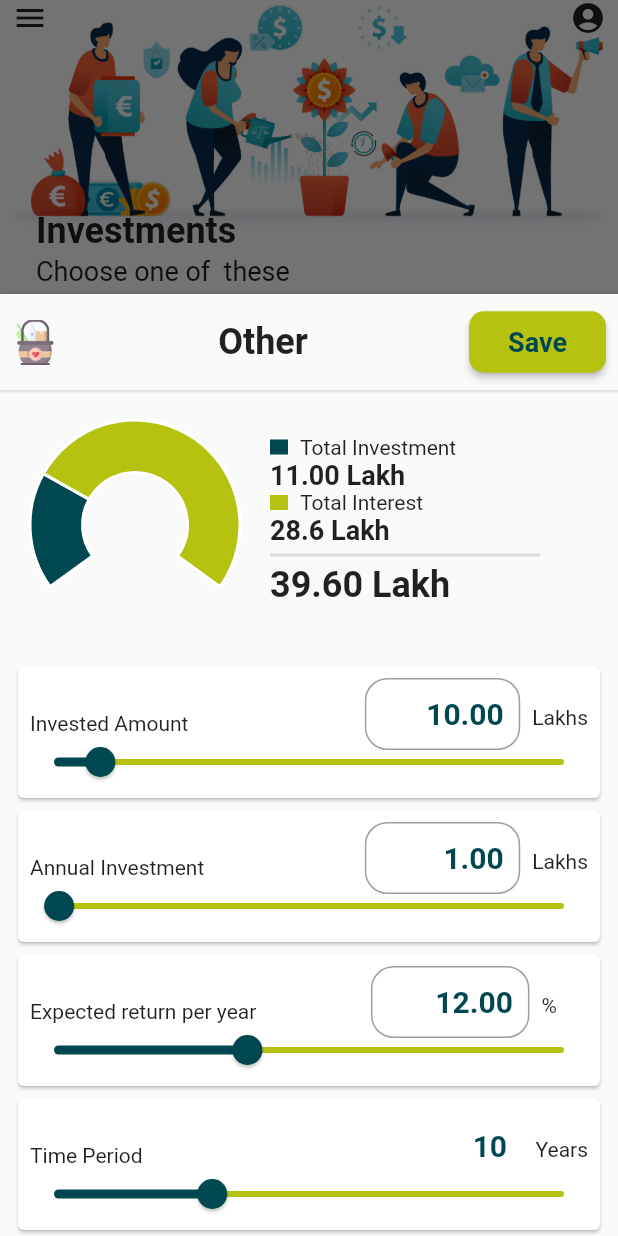
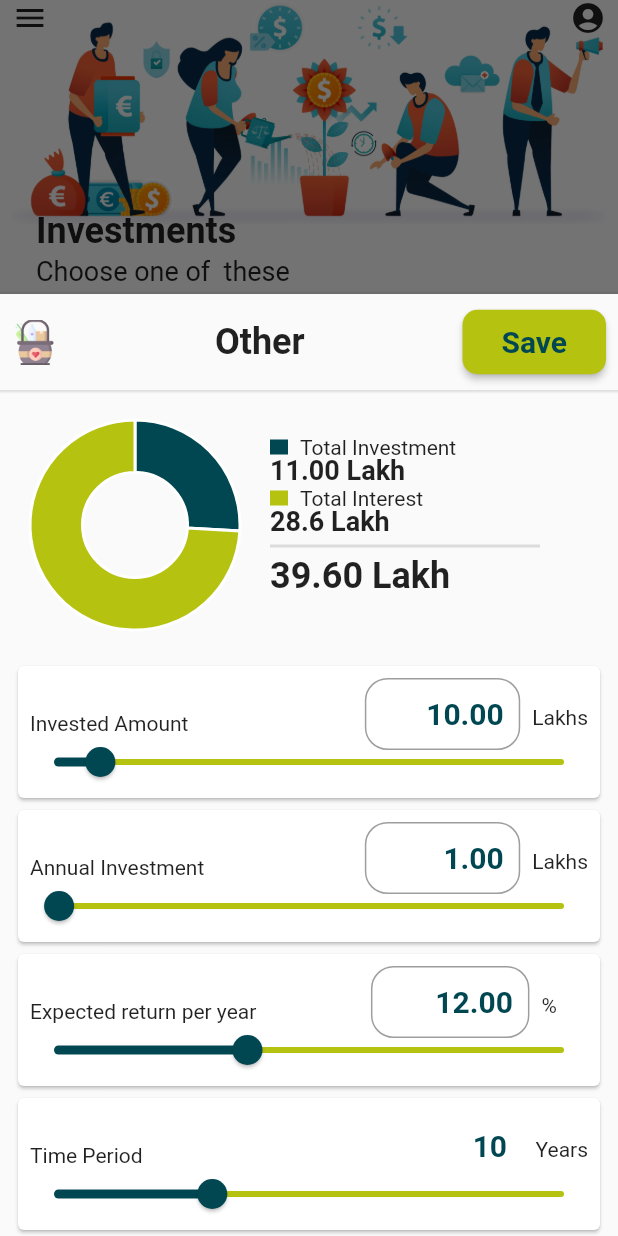
Before and after one commit to DRcollab/Dhanrashi_Source, a Flutter app: the InvestmentInputScreen screen opened directly with empty values, scrolled down 183 dp, after a tap on "Others", on a phone screen of 412 x 824 dp. Run offline on Flutter 3.47's test engine with Material 2 defaults, Android fonts, the phone set to English and light mode, and no system bars; our stand-ins replace charts_flutter, cloud_firestore, firebase_auth, firebase_core, flutter_svg, fluttertoast and 3 more; missing offline and left inert: flutter_rounded_date_picker, loading_gifs, matrix2d; accounts and stored records are empty; project files that could hold a hidden picture were left out.

Commit message:
debugged : 1
entry point at profiler option page was wrongly taking profile.uid . it should be profile.

and profile.email was not assigned.

that problem solved

```diff
--- a/lib/components/buttons.dart
+++ b/lib/components/buttons.dart
@@ -61,11 +61,12 @@ class CommandButton extends StatelessWidget {
 
         onPressed: this.onPressed,
         child: Padding(
-            padding: const EdgeInsets.all(10.0),
+            padding:  EdgeInsets.all(10.0 * DefaultValues.adaptForSmallDevice(context)),
             child: Text(
               buttonText,
               style: TextStyle(
               color: this.textColor,
+
           ),
         ),
       ),
--- a/lib/components/constants.dart
+++ b/lib/components/constants.dart
@@ -81,6 +81,7 @@ class DefaultValues {
   static double adaptForSmallDevice(BuildContext context) {
     final size = MediaQuery.of(context).size;
     // For tiny devices.
+    print('Adapted Width :${size.width} and adapted height:${size.height}' );
     if (size.height < 600) {
       return 0.6;
     }
@@ -88,9 +89,43 @@ class DefaultValues {
     return 1.0;
   }
 
+  static double reduceWidthAsPerScreen(BuildContext context) {
+    final size = MediaQuery.of(context).size;
+    // For tiny devices.
+    print('Adapted Width :${size.width} and adapted height:${size.height}' );
+    if (size.width < 300) {
+      return 0.8;
+    }
+    // For normal devices.
+    return 1.0;
+  }
+
+
+  static double adaptFontsForSmallDevice(BuildContext context) {
+    final size = MediaQuery.of(context).size;
+    // For tiny devices.
+    if (size.height < 600) {
+      return 0.6;
+    }
+    // For normal devices.
+    return 1.0;
+  }
+
+  static double adaptByValue(BuildContext context, double value) {
+    final size = MediaQuery.of(context).size;
+    // For tiny devices.
+    if (size.height < 600) {
+      return value;
+    }
+    // For normal devices.
+    return 1.0;
+  }
+
+
+
   static TextStyle kTitleTextStyle(context) {
     var kTitleTextStyle = TextStyle(
-      fontSize: 20.0 * adaptForSmallDevice(context),
+      fontSize: 20.0 * adaptFontsForSmallDevice(context),
       fontFamily: 'Fredoka',
       color: Colors.white38,
     );
@@ -101,20 +136,21 @@ class DefaultValues {
 
 
   static TextStyle kH1(context) => TextStyle(
-    fontSize: 24 * adaptForSmallDevice(context),
+    fontSize: 24 * adaptFontsForSmallDevice(context),
     fontWeight: FontWeight.bold,
     fontStyle: FontStyle.normal,
   );
 
 
   static TextStyle kH2(context) => TextStyle(
-    fontSize: 20 * adaptForSmallDevice(context),
+    fontSize: 20 * adaptFontsForSmallDevice(context),
     fontWeight: FontWeight.bold,
     fontStyle: FontStyle.normal,
   );
 
   static TextStyle kH3(context) => TextStyle(
-    fontSize: 18 * adaptForSmallDevice(context),
+    fontSize: 18 * adaptFontsForSmallDevice(context),
+    height: 1,
     fontWeight: FontWeight.bold,
     fontStyle: FontStyle.normal,
   );
@@ -126,38 +162,38 @@ class DefaultValues {
 
 
   static  kNormal1(context) => TextStyle(
-    fontSize: 20 * adaptForSmallDevice(context),
+    fontSize: 20 * adaptFontsForSmallDevice(context),
     fontWeight: FontWeight.normal,
     fontStyle: FontStyle.normal,
 
   );
 
   static kNormal2(context) => TextStyle(
-    fontSize: 18* adaptForSmallDevice(context) ,
+    fontSize: 18* adaptFontsForSmallDevice(context) ,
     fontWeight: FontWeight.normal,
     fontStyle: FontStyle.normal,
   );
 
   static kNormal3(context) => TextStyle(
-    fontSize: 12* adaptForSmallDevice(context),
+    fontSize: 12* adaptFontsForSmallDevice(context),
     fontWeight: FontWeight.normal,
     fontStyle: FontStyle.normal,
   );
 
   static kNormalTextStyle(context) => TextStyle(
     color: Colors.white,
-    fontSize: 20.0* adaptForSmallDevice(context) ,
+    fontSize: 20.0* adaptFontsForSmallDevice(context) ,
   );
 
   static  kDarkTextStyle(context) => TextStyle(
     color: kPresentTheme.highLightColor,
     fontWeight: FontWeight.bold,
-    fontSize: 20.0* adaptForSmallDevice(context) ,
+    fontSize: 20.0* adaptFontsForSmallDevice(context) ,
   );
 
   static kAdviceTextStyleDark(context) => TextStyle(
     color: kPresentTheme.accentColor,
-    fontSize: 18.0 *adaptForSmallDevice(context),
+    fontSize: 18.0 *adaptFontsForSmallDevice(context),
     fontStyle: FontStyle.italic,
   );
 
@@ -182,11 +218,26 @@ class DefaultValues {
   );
 
   static  kInputTextStyle(context) => TextStyle(
-      fontSize: 20.0 * adaptForSmallDevice(context),
+      fontSize: 20.0 * adaptFontsForSmallDevice(context),
       fontWeight: FontWeight.bold,
       color: kPresentTheme.accentColor);
 
   static kAdaptedTopPadding(context, double value)
   => EdgeInsets.only(top:value * adaptForSmallDevice(context)
+
   );
+
+  static kAdaptedBottoemPadding(context, double value)
+  => EdgeInsets.only(bottom:value * adaptForSmallDevice(context)
+
+  );
+  static kAdaptedLeftPadding(context, double value)
+  => EdgeInsets.only(left:value * adaptForSmallDevice(context)
+
+  );
+  static kAdaptedRightPadding(context, double value)
+  => EdgeInsets.only(right:value * adaptForSmallDevice(context)
+
+  );
+
 }
--- a/lib/components/custom_text_field.dart
+++ b/lib/components/custom_text_field.dart
@@ -66,6 +66,7 @@ class _CustomTextFieldState extends State<CustomTextField> {
         style: DefaultValues.kH3(context),
         validator: this.widget.validator,
         decoration: InputDecoration(
+                  isDense : true,
                   contentPadding: DefaultValues.kDefaultPaddingAllSame(context),
                   enabledBorder: kFormTextBorder,
                   errorBorder: kFormTextBorder,
@@ -79,7 +80,7 @@ class _CustomTextFieldState extends State<CustomTextField> {
 
                   border: OutlineInputBorder(
 
-                          gapPadding: 2.0,
+                          gapPadding: 1.0,
                          borderRadius: BorderRadius.circular(25.0),
 
                           borderSide: BorderSide(
--- a/lib/components/dounut_charts.dart
+++ b/lib/components/dounut_charts.dart
@@ -71,9 +71,9 @@ class DonutChart extends StatelessWidget {
       //   )
       // ],
       defaultRenderer: new charts.ArcRendererConfig(
-          arcWidth: this.arcWidth,
-         startAngle: 4 / 5 * pi,
-         arcLength: 7 / 5 * pi,
+          arcWidth: (this.arcWidth * DefaultValues.adaptByValue(context, 0.8)).ceil(),
+         // startAngle: 4 / 5 * pi,
+         // arcLength: 7 / 5 * pi,
           arcRendererDecorators: viewLabel ? [
 
             new charts.ArcLabelDecorator(
--- a/lib/components/goal_tabview_class.dart
+++ b/lib/components/goal_tabview_class.dart
@@ -92,7 +92,7 @@ class GoalsTabView extends StatelessWidget {
           ],
         ),
         Container(
-         height: 400 * DefaultValues.adaptForSmallDevice(context),
+         height: 400 * DefaultValues.adaptByValue(context,0.50),
           child: ListView.builder(
               itemBuilder: (context, index){
                 return Padding(
--- a/lib/components/investment_entry_sheet.dart
+++ b/lib/components/investment_entry_sheet.dart
@@ -205,13 +205,16 @@ class _InvestmentSheetState extends State<InvestmentSheet> {
                child: Row(
                  mainAxisAlignment: MainAxisAlignment.start,
                  children: [
-                   Image.asset(widget.imageSource, height: 30, width: 30,),
+                   Image.asset(widget.imageSource,
+                     height: 30 * DefaultValues.adaptForSmallDevice(context),
+                     width: 30 * DefaultValues.adaptForSmallDevice(context),) ,
                    Expanded(child: Center(child: Text(widget.titleMessage, style: DefaultValues.kH1(context),))),
                    CommandButton(
                      buttonColor: kPresentTheme.alternateColor,
                      //icon: Icons.save,
                      textColor: kPresentTheme.highLightColor,
                      buttonText: widget.type,
+                     textSize: 20 * DefaultValues.adaptFontsForSmallDevice(context),
                      onPressed:()  {
                       print(' To Be saved .......:');
                        print('email: ${widget.currentUser.email}');
@@ -272,17 +275,22 @@ class _InvestmentSheetState extends State<InvestmentSheet> {
            children: [
 
              Container(
-               height: 180,width: 180,
+               height: 180 * DefaultValues.adaptForSmallDevice(context),
+                 width: 180 * DefaultValues.adaptForSmallDevice(context),
                  child: DonutChart(pieData: pieData,)),
-             Container(height: 180,width: 180,
+             Container(
+                height: 180 * DefaultValues.adaptForSmallDevice(context),
+                  width: 180 * DefaultValues.reduceWidthAsPerScreen(context),
                child: Column(
                  crossAxisAlignment: CrossAxisAlignment.start,
                  children: [
-                   SizedBox(height: 30,),
+                   SizedBox(height: 30* DefaultValues.adaptForSmallDevice(context) ,),
                    Row(
                      children: [
                        Container(
-                           height: 10, width: 12 ,color: kPresentTheme.accentColor),
+                           height: 10 * DefaultValues.adaptForSmallDevice(context),
+                           width: 12  * DefaultValues.reduceWidthAsPerScreen(context),
+                           color: kPresentTheme.accentColor),
                        Padding(
                          padding: const EdgeInsets.only(left : 8.0),
                          child: Text('Total Investment'),
--- a/lib/components/investment_tabview_class.dart
+++ b/lib/components/investment_tabview_class.dart
@@ -62,7 +62,7 @@ class InvestmentTabView extends StatelessWidget {
        Row(
          mainAxisAlignment: MainAxisAlignment.spaceAround,
          children: [
-           Text('Total Investment Amount: ${totalInvest}'),
+           Text('Total Investment Amount: ${totalInvest.toStringAsFixed(2)}'),
            FloatingActionButton(
               backgroundColor: kPresentTheme.accentColor,
                child: Icon(Icons.add),
@@ -75,7 +75,7 @@ class InvestmentTabView extends StatelessWidget {
          ],
        ),
         Container(
-          height: 400,
+          height: 400* DefaultValues.adaptByValue(context,0.50) ,
           child: ListView.builder(
             itemBuilder: (context, index){
               return Padding(
--- a/lib/components/labeled_slider.dart
+++ b/lib/components/labeled_slider.dart
@@ -86,7 +86,7 @@ class _LabeledSliderState extends State<LabeledSlider> {
 
           ),
           Padding(
-            padding: const EdgeInsets.only(top:40.0 ),
+            padding: DefaultValues.kAdaptedTopPadding(context, 40),
             child: Slider(
                 min: widget.min,
                 max:widget.max,
--- a/lib/components/tile_class.dart
+++ b/lib/components/tile_class.dart
@@ -49,24 +49,31 @@ class Tile extends StatelessWidget {
 
                       children: [
                           Padding(
-                            padding: const EdgeInsets.all(8.0),
+                            padding: DefaultValues.kDefaultPaddingAllSame(context),
                             child: Align(
                               alignment: Alignment.topLeft,
-                              child: Image.asset(this.imageSource,height: 50, width: 50,)),
+                              child: Image.asset(this.imageSource,
+                                      height: 50 * DefaultValues.adaptForSmallDevice(context),
+                                      width: 50 * DefaultValues.adaptForSmallDevice(context),
+                              )),
                                 ),
                           Padding(
-                            padding: const EdgeInsets.only(left: 18.0, top:8.0),
+                            padding:  EdgeInsets.only(
+                                        left: 18.0 * DefaultValues.adaptForSmallDevice(context),
+                                        top:8.0 * DefaultValues.adaptForSmallDevice(context),
+                            ) ,
                             child: Align(
                               alignment: Alignment.topLeft,
                               child: Text(
                                   this.title,
-                                  style: TextStyle(fontSize: 20,color: titleColor, fontWeight: FontWeight.bold),
+                                  style: TextStyle(fontSize: 20 * DefaultValues.adaptFontsForSmallDevice(context),
+                                            color: titleColor, fontWeight: FontWeight.bold),
                         ),
                       ),
 
                     ),
                             Padding(
-                              padding: const EdgeInsets.only(left: 18.0, ),
+                              padding: DefaultValues.kAdaptedLeftPadding(context, 18),
                               child: Align(
                                 alignment: Alignment.topLeft,
                                 child: Text(this.subText, style: TextStyle(color: titleColor),)),
@@ -81,7 +88,9 @@ class Tile extends StatelessWidget {
                               padding: const EdgeInsets.only(right: 18.0, bottom: 18.0),
                               child: Align(
                                 alignment: Alignment.bottomRight,
-                                child: Icon(Icons.style, size: 20,)),
+                                child: Icon(Icons.style,
+                                  size: 20 * DefaultValues.adaptFontsForSmallDevice(context),
+                                )),
                           ),
                         ],
                       ),
--- a/lib/investmentinput.dart
+++ b/lib/investmentinput.dart
@@ -79,17 +79,26 @@ class _InvestmentInputScreenState extends State<InvestmentInputScreen> {
               children: [
                 Padding(
                   padding: const EdgeInsets.only(top:0.0),
-                  child: Image.asset('images/investment_banner.png', height: 400, width: 400,alignment: Alignment.topLeft),
+                  child: Image.asset('images/investment_banner.png',
+                                height: 400 * DefaultValues.adaptForSmallDevice(context),
+                                width: 400 * DefaultValues.adaptForSmallDevice(context),
+                                alignment: Alignment.topLeft),
                 ),
                 Padding(
-                  padding: const EdgeInsets.only(left: 18.0,top: 140.0),
+                  padding:  EdgeInsets.only(
+                      left: 18.0,
+                      top: 140.0 * DefaultValues.adaptForSmallDevice(context),
+                  ),
                   child: Text("Investments",
                     style:DefaultValues.kH1(context),
 
                   ),
                 ),
                 Padding(
-                  padding: const EdgeInsets.only(left: 18.0,top: 170.0),
+                  padding:  EdgeInsets.only(
+                            left: 18.0,
+                            top: 170.0 * DefaultValues.adaptForSmallDevice(context),
+                      ),
                   child: Text("Choose one of  these",
                     style:DefaultValues.kNormal2(context),
 
@@ -115,8 +124,7 @@ class _InvestmentInputScreenState extends State<InvestmentInputScreen> {
                       Expanded(
                         child: Tile(
                           imageSource: 'images/mutual.png',
-                          //height: 120,
-                          //width: 150,
+
                           title: 'Mutual Fund',
                           subText: 'Equity and debt funds',
                           color: color,
--- a/lib/login_screen.dart
+++ b/lib/login_screen.dart
@@ -165,7 +165,7 @@ class _LoginScreenState extends State<LoginScreen>  with InputValidationMixin{
       if (_loggedInUser.user != null) {
 
         profile.uid = _loggedInUser.user!.uid;
-        profile.uid = _loggedInUser.user!.email!;
+        profile.email = _loggedInUser.user!.email!;
 
         fireStore.collection('pjdhan_users').where(
             'Uid', isEqualTo: _loggedInUser.user!.uid)
@@ -174,7 +174,7 @@ class _LoginScreenState extends State<LoginScreen>  with InputValidationMixin{
           if(snapshot.docs.isEmpty){
             Navigator.pop(context);
             Navigator.push(context,
-                MaterialPageRoute(builder: (context) => ProfilerOptionPage(currentUser: profile.uid,)));
+                MaterialPageRoute(builder: (context) => ProfilerOptionPage(currentUser: profile,)));
           }
           snapshot.docs.forEach((f) {
             String email = f.get('email');
--- a/lib/profiler.dart
+++ b/lib/profiler.dart
@@ -307,7 +307,7 @@ class _ProfilerPageState extends State<ProfilerPage> {
 
            // viewNavigationButton = false;
             print('name ${profileCollector.fName.text}');
-
+            Navigator.pop(context);
             Navigator.push(context,
                 MaterialPageRoute(builder: (context) => ConfirmationPage(
                   currentUser: widget.currentUser,
```
Also changed, not shown: lib/components/analytics_tabview.dart (+12 -6 lines), lib/components/goal_entry_sheet.dart (+10 -4 lines), lib/confirmation_page.dart (+6 -6 lines), lib/goal_input.dart (+12 -3 lines), lib/profile_view.dart (+6 -1 lines).
